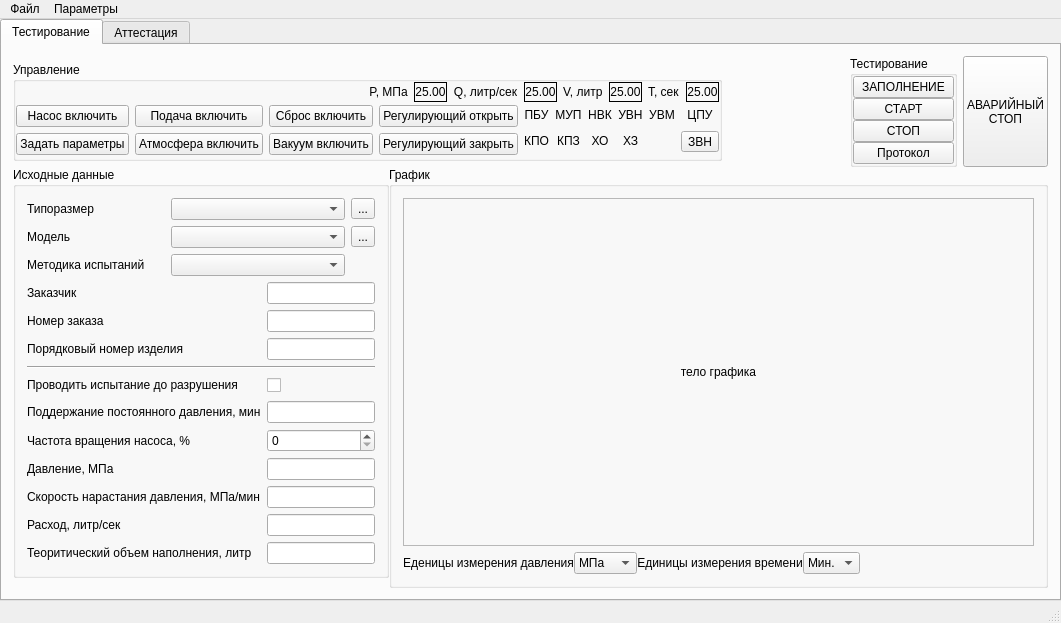
First picture: the form in main_window.ui, repository firef0xff/ttm25, before the edit.
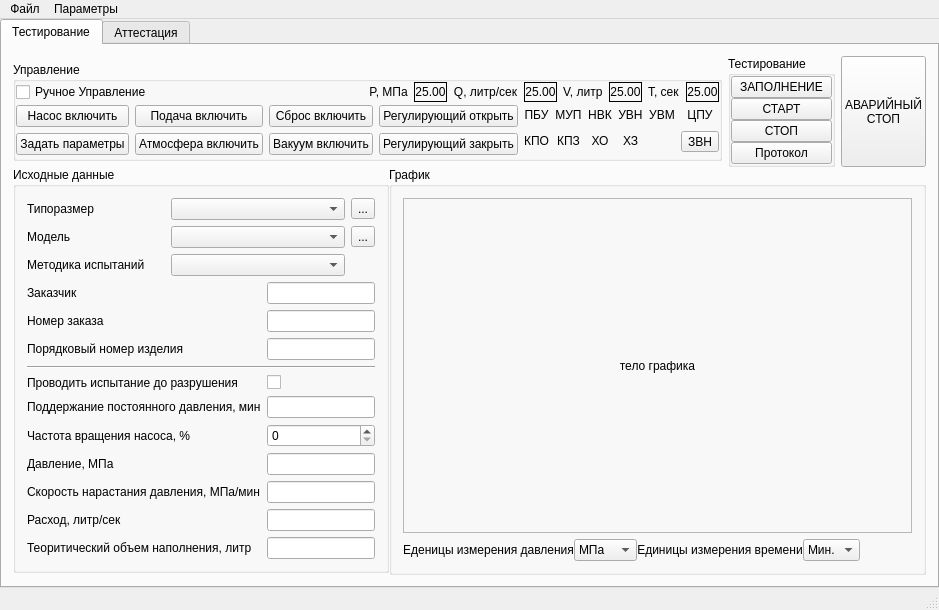
Second picture: the form after the edit.

Commit message:
Реализована блокировка интерфейса при запуске рабочего процесса
1ч

Patch:
```diff
--- a/main_window.ui
+++ b/main_window.ui
@@ -9,8 +9,8 @@
    <rect>
     <x>0</x>
     <y>0</y>
-    <width>1061</width>
-    <height>623</height>
+    <width>864</width>
+    <height>574</height>
    </rect>
   </property>
   <property name="windowTitle">
@@ -91,6 +91,13 @@
                  <property name="topMargin">
                   <number>0</number>
                  </property>
+                 <item>
+                  <widget class="QCheckBox" name="cbManualControl">
+                   <property name="text">
+                    <string>Ручное Управление</string>
+                   </property>
+                  </widget>
+                 </item>
                  <item>
                   <spacer name="horizontalSpacer_3">
                    <property name="orientation">
@@ -904,7 +911,7 @@
                    <item row="5" column="1">
                     <widget class="QCheckBox" name="eBreakPressure">
                      <property name="text">
-                      <string> </string>
+                      <string/>
                      </property>
                     </widget>
                    </item>
@@ -1250,8 +1257,8 @@
     <rect>
      <x>0</x>
      <y>0</y>
-     <width>1061</width>
-     <height>19</height>
+     <width>864</width>
+     <height>21</height>
     </rect>
    </property>
    <widget class="QMenu" name="menu">
```
Left out of the diff: 2 changed lines with no effect on the pictures. The commit also changes 6 other files.
